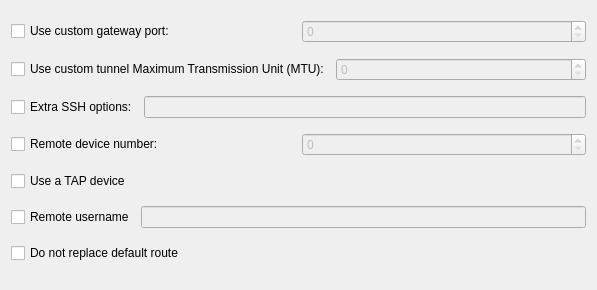
Old version of the form vpn/ssh/sshadvanced.ui in the repository KDE/plasma-nm.
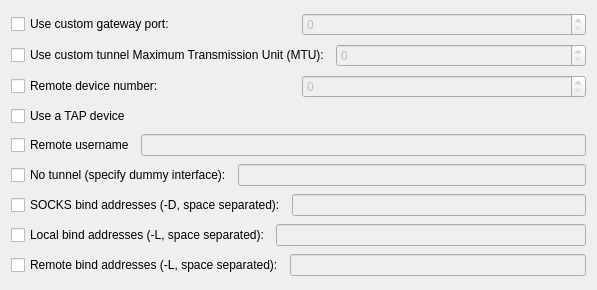
New version of the form.

Commit message:
Adjustments for nm-ssh master branch
 * Remove NM_SSH_KEY_EXTRA_OPTS
 * Remove NM_SSH_KEY_NO_DEFAULT_ROUTE
 * Add NM_SSH_KEY_NO_TUNNEL_INTERFACE
 * Add NM_SSH_KEY_SOCKS_BIND_ADDRESS
 * Add NM_SSH_KEY_LOCAL_BIND_ADDRESS
 * Add NM_SSH_KEY_REMOTE_BIND_ADDRESS

```diff
--- a/vpn/ssh/sshadvanced.ui
+++ b/vpn/ssh/sshadvanced.ui
@@ -62,24 +62,6 @@
      </item>
     </layout>
    </item>
-   <item>
-    <layout class="QHBoxLayout" name="horizontalLayout_3">
-     <item>
-      <widget class="QCheckBox" name="chk_extraSshOptions">
-       <property name="text">
-        <string>Extra SSH options:</string>
-       </property>
-      </widget>
-     </item>
-     <item>
-      <widget class="QLineEdit" name="le_extraSshOptions">
-       <property name="enabled">
-        <bool>false</bool>
-       </property>
-      </widget>
-     </item>
-    </layout>
-   </item>
    <item>
     <layout class="QHBoxLayout" name="horizontalLayout_4">
      <item>
@@ -127,11 +109,76 @@
     </layout>
    </item>
    <item>
-    <widget class="QCheckBox" name="chk_doNotReplaceDefaultRoute">
-     <property name="text">
-      <string>Do not replace default route</string>
-     </property>
-    </widget>
+    <layout class="QHBoxLayout" name="horizontalLayout_5">
+     <item>
+      <widget class="QCheckBox" name="chk_noTunnelInterface">
+       <property name="text">
+        <string>No tunnel (specify dummy interface):</string>
+       </property>
+      </widget>
+     </item>
+     <item>
+      <widget class="QLineEdit" name="le_noTunnelInterface">
+       <property name="enabled">
+        <bool>false</bool>
+       </property>
+      </widget>
+     </item>
+    </layout>
+   </item>
+   <item>
+    <layout class="QHBoxLayout" name="horizontalLayout_5">
+     <item>
+      <widget class="QCheckBox" name="chk_socksBindAddress">
+       <property name="text">
+        <string>SOCKS bind addresses (-D, space separated):</string>
+       </property>
+      </widget>
+     </item>
+     <item>
+      <widget class="QLineEdit" name="le_socksBindAddress">
+       <property name="enabled">
+        <bool>false</bool>
+       </property>
+      </widget>
+     </item>
+    </layout>
+   </item>
+   <item>
+    <layout class="QHBoxLayout" name="horizontalLayout_5">
+     <item>
+      <widget class="QCheckBox" name="chk_localBindAddress">
+       <property name="text">
+        <string>Local bind addresses (-L, space separated):</string>
+       </property>
+      </widget>
+     </item>
+     <item>
+      <widget class="QLineEdit" name="le_localBindAddress">
+       <property name="enabled">
+        <bool>false</bool>
+       </property>
+      </widget>
+     </item>
+    </layout>
+   </item>
+   <item>
+    <layout class="QHBoxLayout" name="horizontalLayout_5">
+     <item>
+      <widget class="QCheckBox" name="chk_remoteBindAddress">
+       <property name="text">
+        <string>Remote bind addresses (-L, space separated):</string>
+       </property>
+      </widget>
+     </item>
+     <item>
+      <widget class="QLineEdit" name="le_remoteBindAddress">
+       <property name="enabled">
+        <bool>false</bool>
+       </property>
+      </widget>
+     </item>
+    </layout>
    </item>
   </layout>
  </widget>
```
Left out of the diff: 80 changed lines with no effect on the pictures. The commit also changes 2 other files.
